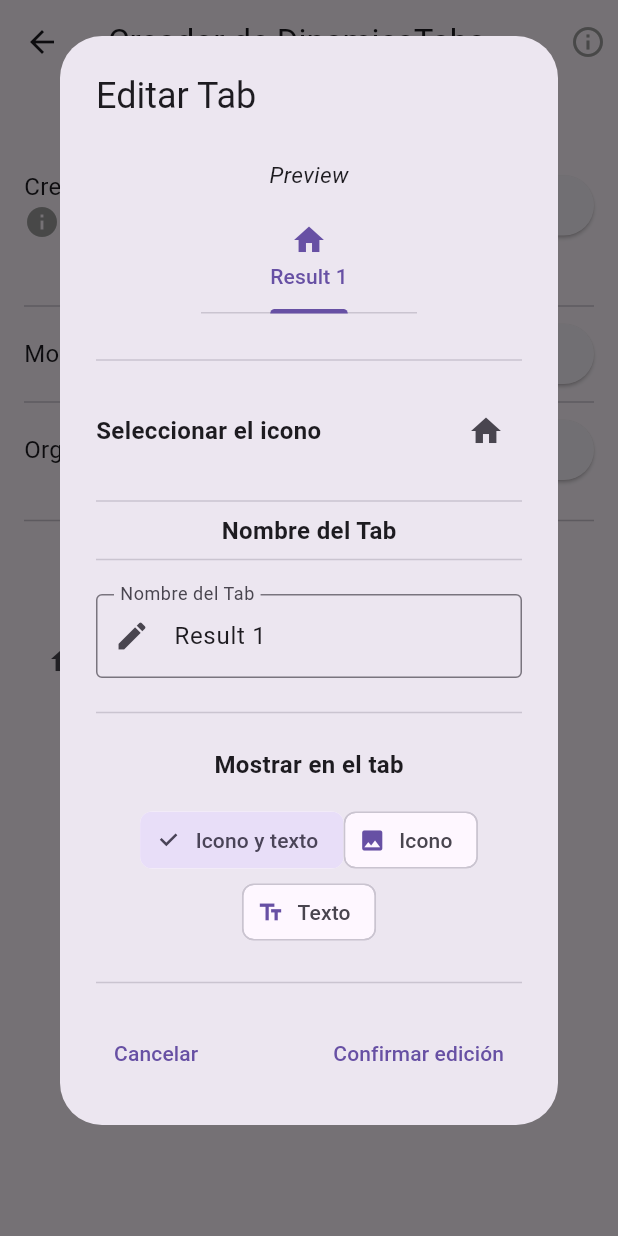
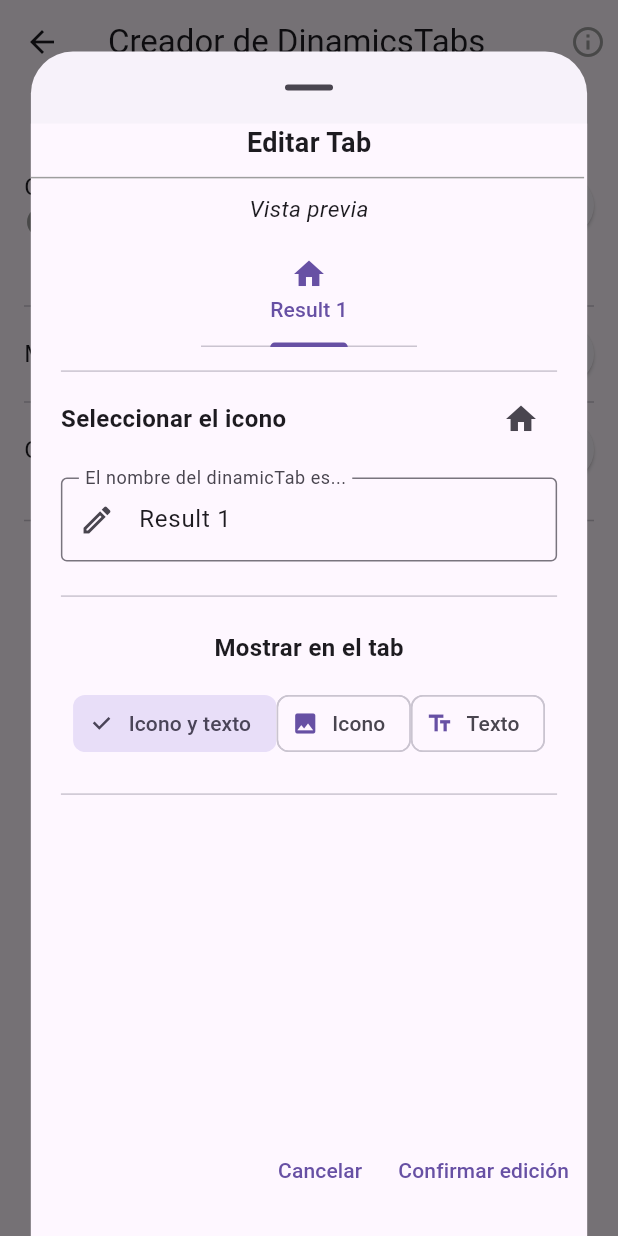
Before and after one commit to MagnoDaza/funciones, a Flutter app: the TabCreatorPage screen opened directly, after a tap on the "edit" icon, on a phone screen of 412 x 824 dp. Run offline on Flutter 3.47's test engine with Material 3 defaults, Android fonts, the phone set to English and light mode, and no system bars; our stand-ins replace fluttertoast.

Commit message:
Se cambiaron los showdialog de crear un tab y editar un tab por showmodalbuttonsheet. También se cambio el nombre. El unico error estetico es que persiste en que el showmodalbuttonsheet no es igual al de material 3,

```diff
--- a/lib/tab_creator_page.dart
+++ b/lib/tab_creator_page.dart
@@ -18,6 +18,9 @@ class TabCreatorPage extends StatefulWidget {
 class _TabCreatorPageState extends State<TabCreatorPage> {
   @override
   Widget build(BuildContext context) {
+    double heightShowModalButton = MediaQuery.of(context).size.height * 0.9;
+    double widthShowModalButton = MediaQuery.of(context).size.width * 0.9;
+
     return Scaffold(
       appBar: AppBar(
         title: const Text('Creador de DinamicsTabs'),
@@ -76,12 +79,11 @@ class _TabCreatorPageState extends State<TabCreatorPage> {
                   ),
                   ElevatedButton.icon(
                     onPressed: () {
-                      showDialog(
-                        context: context,
-                        builder: (BuildContext context) {
-                          return const TabDialog(isNewTab: true);
-                        },
-                      );
+                      ModalBottomSheet(
+                              isNewTab: true,
+                              height: heightShowModalButton,
+                              width: widthShowModalButton)
+                          .showModal(context);
                     },
                     icon: const Icon(Icons.add),
                     label: const Text('Nuevo'),
@@ -118,7 +120,7 @@ class _TabCreatorPageState extends State<TabCreatorPage> {
                       );
                     },
                     icon: const Icon(Icons.visibility),
-                    label: const Text('Mostrar Tabs'),
+                    label: const Text('Mostrar'),
                     style: ElevatedButton.styleFrom(),
                   ),
                 ],
@@ -152,7 +154,7 @@ class _TabCreatorPageState extends State<TabCreatorPage> {
                       );
                     },
                     icon: const Icon(Icons.sort),
-                    label: const Text('Organizar Tabs'),
+                    label: const Text('Organizar'),
                     style: ElevatedButton.styleFrom(),
                   ),
                 ],
@@ -215,12 +217,12 @@ class _TabCreatorPageState extends State<TabCreatorPage> {
                                       listen: false)
                                   .myTabs
                                   .indexOf(tabData);
-                              showDialog(
-                                context: context,
-                                builder: (BuildContext context) {
-                                  return TabDialog(tabIndex: tabIndex);
-                                },
-                              );
+                              ModalBottomSheet(
+                                      isNewTab: false,
+                                      height: heightShowModalButton,
+                                      width: widthShowModalButton,
+                                      tabIndex: tabIndex)
+                                  .showModal(context);
                             },
                           ),
                           IconButton(
@@ -257,3 +259,31 @@ class _TabCreatorPageState extends State<TabCreatorPage> {
     );
   }
 }
+
+class ModalBottomSheet {
+  final bool isNewTab;
+  final double height;
+  final double width;
+  final int? tabIndex;
+
+  ModalBottomSheet(
+      {required this.isNewTab,
+      required this.height,
+      required this.width,
+      this.tabIndex});
+
+  void showModal(BuildContext context) {
+    showModalBottomSheet(
+      context: context,
+      showDragHandle: true,
+      isScrollControlled: true,
+      builder: (BuildContext context) {
+        return Container(
+          height: isNewTab ? height : height,
+          width: width,
+          child: TabDialog(isNewTab: isNewTab, tabIndex: tabIndex),
+        );
+      },
+    );
+  }
+}
--- a/lib/tab_preview.dart
+++ b/lib/tab_preview.dart
@@ -39,6 +39,7 @@ class TabPreview extends StatelessWidget {
         // Ajusta el ancho del tab según la longitud del texto
         final tabWidth = text.length < 4 ? 80.0 : text.length * 20.0;
         // Construye el widget
+        //
         return DefaultTabController(
           length: 1,
           child: Container(
@@ -48,7 +49,8 @@ class TabPreview extends StatelessWidget {
               mainAxisSize: MainAxisSize.min,
               children: [
                 // Crea la barra de tabs
-                TabBar(
+                Material(
+                  child: TabBar(
                     tabs: [
                       Tab(
                         // Muestra el ícono si showIcon es verdadero
@@ -63,6 +65,7 @@ class TabPreview extends StatelessWidget {
                       ),
                     ],
                   ),
+                )
                 // Crea el indicador
               ],
             ),
--- a/lib/tabs_dialog.dart
+++ b/lib/tabs_dialog.dart
@@ -21,8 +21,8 @@ class _TabDialogState extends State<TabDialog> {
   IconData? _icon;
   int? segmentedControlGroupValue = 0;
   final _formKey = GlobalKey<FormState>();
-  FocusNode _textFocusNode = FocusNode();
-  ScrollController _scrollController = ScrollController();
+  final FocusNode _textFocusNode = FocusNode();
+  final ScrollController _scrollController = ScrollController();
 
   @override
   void initState() {
@@ -51,6 +51,7 @@ class _TabDialogState extends State<TabDialog> {
     });
   }
 
+//sirve para seleccionar el icono
   void _handleIconSelected(IconData selectedIcon) {
     setState(() {
       _icon = selectedIcon;
@@ -67,17 +68,28 @@ class _TabDialogState extends State<TabDialog> {
         ? tabProvider.myTabs[widget.tabIndex!].getIndicatorSize()
         : 2.0;
     return SafeArea(
-      child: SingleChildScrollView(
-        controller: _scrollController,
-        child: AlertDialog(
-          title: Text(widget.isNewTab ? 'Crear un nuevo tab' : 'Editar Tab'),
-          content: Form(
-            key: _formKey,
+        child: Material(
             child: Column(
       children: <Widget>[
-                const SizedBox(height: 10),
+        Container(
+          alignment: Alignment.center,
+          child: Text(
+            widget.isNewTab ? 'Crear un nuevo tab' : 'Editar Tab',
+            style: TextStyle(
+              fontSize: 18,
+              fontWeight: FontWeight.bold,
+            ),
+          ),
+        ),
+        Divider(
+          color: Colors.grey,
+          height: 20,
+          thickness: 1,
+          indent: 0,
+          endIndent: 2,
+        ),
         const Text(
-                  'Preview',
+          'Vista previa',
           style: TextStyle(
             fontSize: 15,
             fontWeight: FontWeight.normal,
@@ -92,9 +104,20 @@ class _TabDialogState extends State<TabDialog> {
           textSize: textSize,
           indicatorSize: indicatorSize,
         ),
-                const SizedBox(height: 15),
+        Expanded(
+            child: SingleChildScrollView(
+          controller: _scrollController,
+          child: Container(
+            width: MediaQuery.of(context).size.width * 0.9,
+            padding: EdgeInsets.only(left: 20, right: 20, bottom: 30),
+            child: Column(
+                crossAxisAlignment: CrossAxisAlignment.start,
+                children: <Widget>[
+                  Form(
+                    key: _formKey,
+                    child: Column(
+                      children: <Widget>[
                         const Divider(),
-                const SizedBox(height: 15),
                         Row(
                           mainAxisAlignment: MainAxisAlignment.spaceBetween,
                           children: [
@@ -120,30 +143,22 @@ class _TabDialogState extends State<TabDialog> {
                           ],
                         ),
                         const SizedBox(height: 15),
-                const Divider(),
-                const Text(
-                  'Nombre del Tab',
-                  style: TextStyle(
-                    fontSize: 16,
-                    fontWeight: FontWeight.bold,
-                  ),
-                ),
-                const Divider(),
-                const SizedBox(height: 15),
                         TextFormField(
                           focusNode: _textFocusNode,
                           controller: _textController,
                           decoration: const InputDecoration(
-                    labelText: "Nombre del Tab",
+                            labelText: "El nombre del dinamicTab es...",
+                            hintText: "cha cha chaa chaaaan",
                             border: OutlineInputBorder(),
-                    prefixIcon: Icon(Icons.edit),
+                            prefixIcon: Icon(Icons.edit_outlined),
                           ),
                           validator: (value) {
                             if (value == null || value.isEmpty) {
                               return 'Por favor, proporciona un nombre para el tab';
                             }
                             if (widget.isNewTab &&
-                        tabProvider.myTabs.any((tab) => tab.text == value)) {
+                                tabProvider.myTabs
+                                    .any((tab) => tab.text == value)) {
                               return 'Ya existe un tab con ese nombre';
                             }
                             return null;
@@ -178,9 +193,11 @@ class _TabDialogState extends State<TabDialog> {
                                     selected: segmentedControlGroupValue == 0,
                                     onSelected: (bool selected) {
                                       setState(() {
-                                segmentedControlGroupValue =
-                                    selected ? 0 : segmentedControlGroupValue;
-                                if (widget.tabIndex != null && selected) {
+                                        segmentedControlGroupValue = selected
+                                            ? 0
+                                            : segmentedControlGroupValue;
+                                        if (widget.tabIndex != null &&
+                                            selected) {
                                           tabProvider.updateTabShowText(
                                               widget.tabIndex!, true);
                                           tabProvider.updateTabShowIcon(
@@ -190,7 +207,8 @@ class _TabDialogState extends State<TabDialog> {
                                     },
                                   ),
                                   ChoiceChip(
-                            label: const Text('Icono', style: TextStyle()),
+                                    label:
+                                        const Text('Icono', style: TextStyle()),
                                     avatar: segmentedControlGroupValue == 1
                                         ? null
                                         : const Icon(
@@ -199,9 +217,11 @@ class _TabDialogState extends State<TabDialog> {
                                     selected: segmentedControlGroupValue == 1,
                                     onSelected: (bool selected) {
                                       setState(() {
-                                segmentedControlGroupValue =
-                                    selected ? 1 : segmentedControlGroupValue;
-                                if (widget.tabIndex != null && selected) {
+                                        segmentedControlGroupValue = selected
+                                            ? 1
+                                            : segmentedControlGroupValue;
+                                        if (widget.tabIndex != null &&
+                                            selected) {
                                           tabProvider.updateTabShowText(
                                               widget.tabIndex!, false);
                                           tabProvider.updateTabShowIcon(
@@ -211,7 +231,8 @@ class _TabDialogState extends State<TabDialog> {
                                     },
                                   ),
                                   ChoiceChip(
-                            label: const Text('Texto', style: TextStyle()),
+                                    label:
+                                        const Text('Texto', style: TextStyle()),
                                     avatar: segmentedControlGroupValue == 2
                                         ? null
                                         : const Icon(
@@ -220,9 +241,11 @@ class _TabDialogState extends State<TabDialog> {
                                     selected: segmentedControlGroupValue == 2,
                                     onSelected: (bool selected) {
                                       setState(() {
-                                segmentedControlGroupValue =
-                                    selected ? 2 : segmentedControlGroupValue;
-                                if (widget.tabIndex != null && selected) {
+                                        segmentedControlGroupValue = selected
+                                            ? 2
+                                            : segmentedControlGroupValue;
+                                        if (widget.tabIndex != null &&
+                                            selected) {
                                           tabProvider.updateTabShowText(
                                               widget.tabIndex!, true);
                                           tabProvider.updateTabShowIcon(
@@ -239,17 +262,25 @@ class _TabDialogState extends State<TabDialog> {
                         const SizedBox(height: 15),
                         const Divider(),
                         const SizedBox(height: 15),
-                Row(
-                  mainAxisAlignment: MainAxisAlignment.spaceBetween,
+                      ],
+                    ),
+                  ),
+                ]),
+          ),
+        )),
+        Padding(
+          padding: EdgeInsets.only(bottom: 20.0),
+          child: Row(
+            mainAxisAlignment: MainAxisAlignment.end,
             children: [
               TextButton(
                 child: const Text('Cancelar'),
                 onPressed: () => Navigator.of(context).pop(),
               ),
               TextButton(
-                      child: Text(widget.isNewTab
-                          ? 'Crear nuevo tab'
-                          : 'Confirmar edición'),
+                child: Text(
+                  widget.isNewTab ? 'Crear nuevo tab' : 'Confirmar edición',
+                ),
                 onPressed: () {
                   if (!_formKey.currentState!.validate()) {
                     return;
@@ -278,11 +309,8 @@ class _TabDialogState extends State<TabDialog> {
               ),
             ],
           ),
+        )
       ],
-            ),
-          ),
-        ),
-      ),
-    );
+    )));
   }
 }
```
Lines whose indentation alone changed are shown as unchanged.
